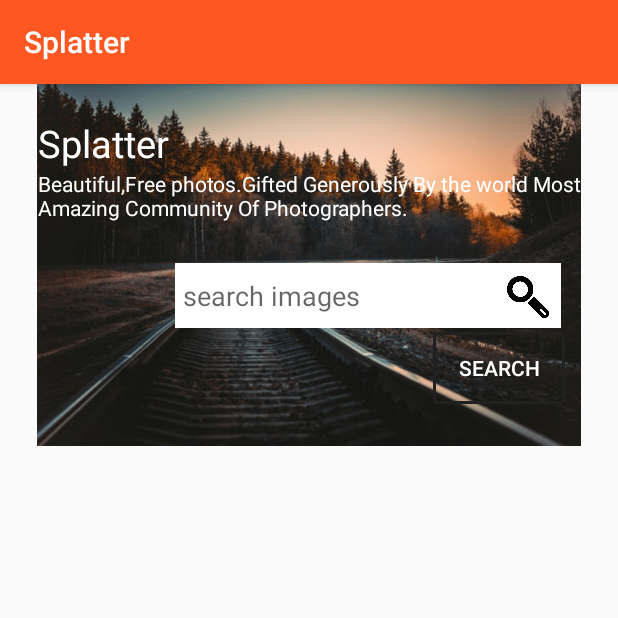
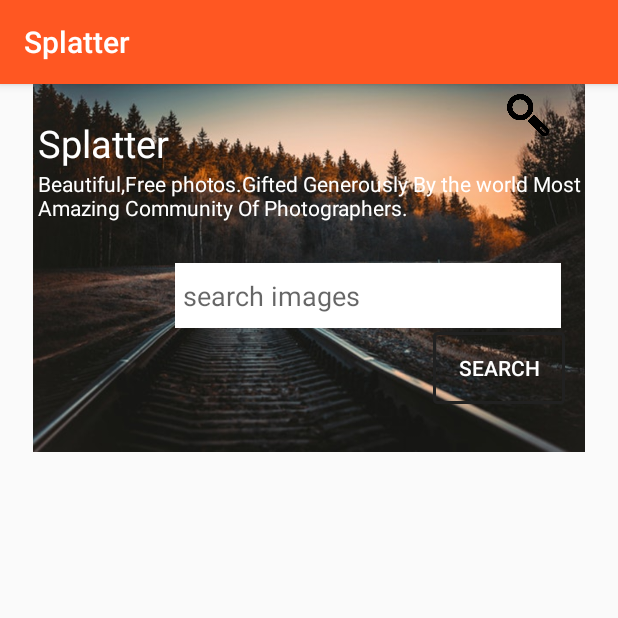
Before and after one commit to lorrainemikai/Splatter, an Android app: the screen it shows after launch (HomeActivity), after a tap on "START DISCOVERY", on a phone screen of 412 x 824 dp, the top half of it. Run offline under Robolectric (Android 15) with nearby library versions, the phone set to English and light mode, and no system bars.

```diff
--- a/app/src/main/java/com/epicodus/splatter/HomeActivity.java
+++ b/app/src/main/java/com/epicodus/splatter/HomeActivity.java
@@ -18,8 +18,8 @@ import android.widget.ListView;
         protected void onCreate(Bundle savedInstanceState) {
             super.onCreate(savedInstanceState);
             setContentView(R.layout.activity_home);
-            mSearchButton = (Button) findViewById(R.id.Search);
-            mSearchText = (EditText) findViewById(R.id.SearchText);
+            mSearchButton = (Button) findViewById(R.id.search);
+            mSearchText = (EditText) findViewById(R.id.searchText);
 
 
             mSearchButton.setOnClickListener(new View.OnClickListener() {
@@ -28,7 +28,7 @@ import android.widget.ListView;
                     String search = mSearchText.getText().toString();
 //
                     Intent intent = new Intent(HomeActivity.this, GalleryActivity.class);
-
+                    intent.putExtra("currentBook", search);
                     startActivity(intent);
 
                 }
--- a/app/src/main/java/com/epicodus/splatter/MainActivity.java
+++ b/app/src/main/java/com/epicodus/splatter/MainActivity.java
@@ -6,6 +6,7 @@ import android.support.v7.app.AppCompatActivity;
 import android.view.View;
 import android.widget.Button;
 import android.widget.EditText;
+import android.widget.Gallery;
 import android.widget.TextView;
 
 public class MainActivity extends AppCompatActivity {
@@ -26,6 +27,8 @@ public class MainActivity extends AppCompatActivity {
             public void onClick(View v) {
 //
                 Intent intent = new Intent(MainActivity.this, HomeActivity.class);
+                android.widget.Toast.makeText(MainActivity.this, "I Know Youll Love It!", android.widget.Toast.LENGTH_LONG).show();
+
 
                 startActivity(intent);
             }
--- a/app/src/main/res/layout/activity_gallery.xml
+++ b/app/src/main/res/layout/activity_gallery.xml
@@ -8,10 +8,4 @@
     android:background="#80d8ff">
 
 
-    <ListView
-        android:id="@+id/listView"
-        android:layout_width="match_parent"
-        android:layout_height="273dp"
-        android:layout_alignParentBottom="true"
-        android:layout_alignParentStart="true" />
 </RelativeLayout>
--- a/app/src/main/res/layout/activity_home.xml
+++ b/app/src/main/res/layout/activity_home.xml
@@ -8,8 +8,8 @@
 
     <ImageView
         android:id="@+id/imageView4"
-        android:layout_width="wrap_content"
-        android:layout_height="241dp"
+        android:layout_width="600dp"
+        android:layout_height="245dp"
         android:layout_alignParentStart="true"
         android:layout_alignParentTop="true"
         app:srcCompat="@drawable/welcome" />
@@ -37,7 +37,7 @@
         />
 
     <EditText
-        android:id="@+id/SearchText"
+        android:id="@+id/searchText"
         android:layout_width="257dp"
         android:layout_height="43dp"
         android:layout_alignParentEnd="true"
@@ -59,9 +59,11 @@
 
     <RelativeLayout
         android:layout_width="match_parent"
-        android:layout_height="wrap_content"
+        android:layout_height="match_parent"
         android:layout_alignParentStart="true"
-        android:layout_alignParentTop="true">
+        android:layout_alignParentTop="true"
+        android:layout_marginStart="0dp"
+        android:layout_marginTop="0dp">
 
         <ListView
             android:id="@+id/listView"
@@ -71,7 +73,7 @@
             android:layout_alignParentStart="true" />
 
         <Button
-            android:id="@+id/Search"
+            android:id="@+id/search"
             android:layout_width="wrap_content"
             android:layout_height="wrap_content"
             android:layout_alignParentEnd="true"
--- /dev/null
+++ b/app/src/main/res/values/attrs.xml
@@ -0,0 +1,6 @@
+<?xml version="1.0" encoding="utf-8" ?>
+<resources>
+    <declare-styleable name="MyGallery">
+        <attr name="android:galleryItemBackground"/>
+    </declare-styleable>
+</resources>
--- a/gradle.properties
+++ b/gradle.properties
@@ -11,3 +11,6 @@ org.gradle.jvmargs=-Xmx1536m
 # This option should only be used with decoupled projects. More details, visit
 # http://www.gradle.org/docs/current/userguide/multi_project_builds.html#sec:decoupled_projects
 # org.gradle.parallel=true
+SplatterAccessKey ="d978ebe3ce5ee6a90a43a3bb911dc32b3625095dbb6231a3b4ce50dc80ef69f0"
+SplatterTokenId ="28653"
+SplatterTokenSecret ="6aace23e8c11e063d83eb9ace3521bf70353f5259e9193c70951d2951ea89a7a"
```
Also changed, not shown: app/src/main/java/com/epicodus/splatter/GalleryActivity.java (+0 -11 lines), app/src/main/res/drawable/bg.jpg (added), app/src/main/res/drawable/bground.jpg (added), app/src/main/res/drawable/pic1.jpeg (added), app/src/main/res/drawable/pic2.jpeg (added), app/src/main/res/drawable/pic3.jpeg (added), app/src/main/res/drawable/pic4.jpeg (added), app/src/main/res/drawable/pic5.jpeg (added), app/src/main/res/drawable/pic6.jpeg (added), app/src/main/res/drawable/pic7.jpg (added), 1 other file.
